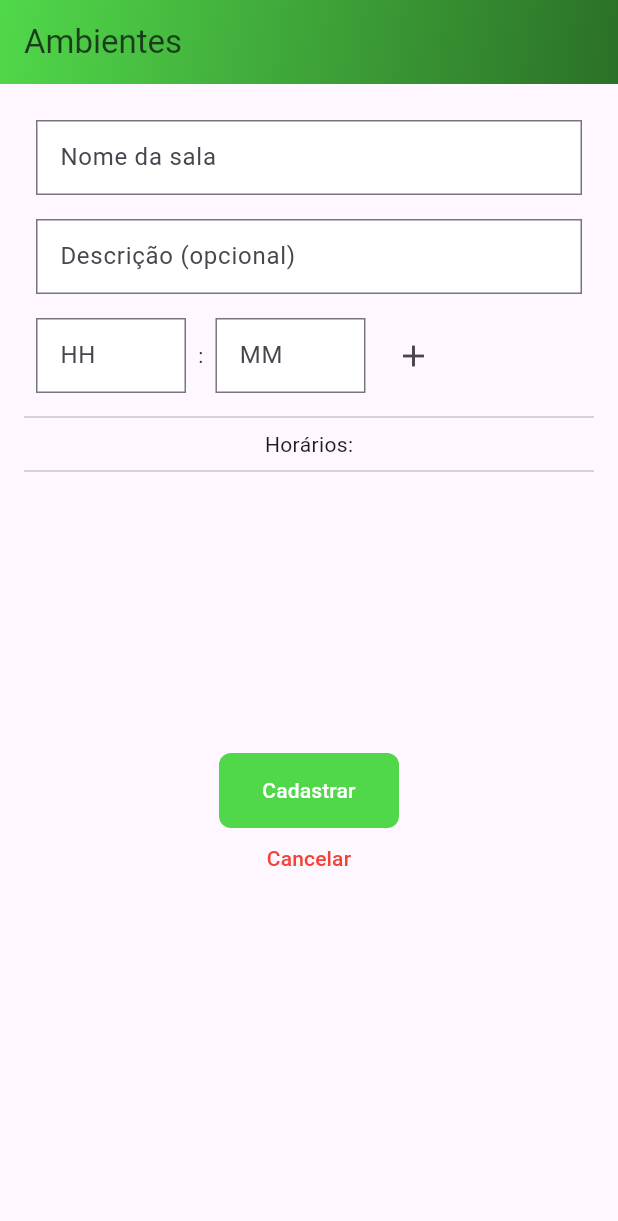
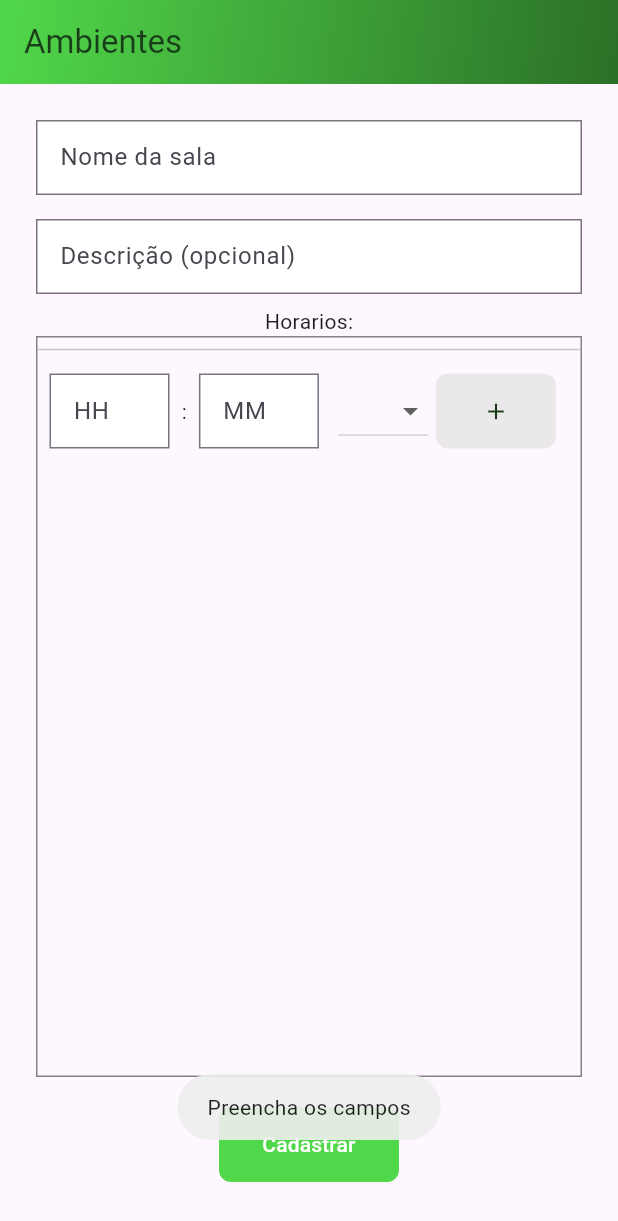
Before and after one commit to Bloco314/IotScrty, a Flutter app: the Enviroment screen opened directly, after a tap on the "add" icon, on a phone screen of 412 x 824 dp. Shown: the top 1221 px of the screen. Run offline on Flutter 3.47's test engine with Material 3 defaults, Android fonts, the phone set to English and light mode, and no system bars; our stand-ins replace carousel_slider, fluttertoast; missing offline and left inert: mobile_scanner.

Commit message:
dias da semana incluido no horario, refactor cadastrar/editar ambiente

```diff
--- a/lib/components/buttons.dart
+++ b/lib/components/buttons.dart
@@ -23,7 +23,6 @@ class GenericButton extends StatelessWidget {
   final Color? textColor;
   final Color? color;
   final double radius;
-  final double? margin;
 
   const GenericButton(
       {super.key,
@@ -35,8 +34,7 @@ class GenericButton extends StatelessWidget {
       this.textColor = Colors.white,
       this.icon,
       this.iconColor = Colors.white,
-      this.radius = 0,
-      this.margin});
+      this.radius = 0});
 
   @override
   Widget build(BuildContext context) {
--- a/lib/components/input_fields.dart
+++ b/lib/components/input_fields.dart
@@ -85,10 +85,10 @@ class HoraMinuto extends StatelessWidget {
   Widget build(BuildContext context) {
     return Row(children: [
       InputHorario(true,
-          labelText: 'HH', controller: hora, width: 100, height: 50),
+          labelText: 'HH', controller: hora, width: 80, height: 50),
       const Text(':'),
       InputHorario(false,
-          labelText: 'MM', controller: minuto, width: 100, height: 50),
+          labelText: 'MM', controller: minuto, width: 80, height: 50),
     ]);
   }
 }
--- a/lib/pages/_environment.dart
+++ b/lib/pages/_environment.dart
@@ -215,6 +215,8 @@ class EnviromentState extends State<Enviroment> {
   final TextEditingController descricao = TextEditingController();
   final TextEditingController hora = TextEditingController();
   final TextEditingController minuto = TextEditingController();
+  final List<String> dias = ['SEG', 'TER', 'QUA', 'QUI', 'SEX', 'SAB', 'DOM'];
+  String dia = ' ';
   List<String> horariosAdicionados = [];
 
   @override
@@ -223,6 +225,7 @@ class EnviromentState extends State<Enviroment> {
     if (!widget.editando) {
       return;
     }
+    dia = dias.first;
     nomeSala.text = widget.envName ?? '';
     fetchData();
   }
@@ -247,6 +250,28 @@ class EnviromentState extends State<Enviroment> {
     }
   }
 
+  void adicionaHorario() {
+    if (hora.text.isNotEmpty && minuto.text.isNotEmpty) {
+      if (horariosAdicionados.contains('${hora.text}:${minuto.text} - $dia')) {
+        Fluttertoast.showToast(msg: 'Este horario já está adicionado');
+      } else {
+        if (int.parse(hora.text) < 10) {
+          hora.text = '0${hora.text}';
+        }
+        if (int.parse(minuto.text) < 10) {
+          minuto.text = '0${minuto.text}';
+        }
+        setState(() {
+          horariosAdicionados.add('${hora.text}:${minuto.text} - $dia');
+          hora.clear();
+          minuto.clear();
+        });
+      }
+    } else {
+      Fluttertoast.showToast(msg: 'Preencha os campos');
+    }
+  }
+
   void excluirHorario(int index) {
     setState(() {
       horariosAdicionados.removeAt(index);
@@ -266,7 +291,11 @@ class EnviromentState extends State<Enviroment> {
             'http://${NetConfig.Link}/env/create/?name=${nomeSala.text}&description=${descricao.text}');
 
     final body = jsonEncode({
-      'list': horariosAdicionados.map((e) => e.replaceAll(':', '')).toList()
+      'list': horariosAdicionados
+          .map((e) => e.replaceAll(':', ''))
+          .toList()
+          .map((e) => e.replaceAll('-', ''))
+          .toList()
     });
 
     try {
@@ -329,61 +358,77 @@ class EnviromentState extends State<Enviroment> {
                 enabled: !widget.editando),
             CampoCadastro(
                 labelText: 'Descrição (opcional)', controller: descricao),
-            Row(
-              children: [
-                HoraMinuto(hora: hora, minuto: minuto),
-                IconButton(
-                  icon: const Icon(Icons.add),
-                  onPressed: () {
-                    if (hora.text.isNotEmpty && minuto.text.isNotEmpty) {
-                      if (horariosAdicionados
-                          .contains('${hora.text}:${minuto.text}')) {
-                        Fluttertoast.showToast(
-                            msg: 'Este horario já está adicionado');
-                      } else {
-                        if (int.parse(hora.text) < 10) {
-                          hora.text = '0${hora.text}';
-                        }
-                        if (int.parse(minuto.text) < 10) {
-                          minuto.text = '0${minuto.text}';
-                        }
-                        setState(() {
-                          horariosAdicionados
-                              .add('${hora.text}:${minuto.text}');
-                          hora.clear();
-                          minuto.clear();
-                        });
-                      }
-                    }
-                  },
-                ),
-              ],
-            ),
-            const Divider(),
-            const Text('Horários:'),
-            const Divider(),
-            SizedBox(
-                height: 180,
-                child: Expanded(
-                    child: ListView.builder(
-                  itemCount: horariosAdicionados.length,
-                  itemBuilder: (context, index) {
+            const Text('Horarios:'),
+            Expanded(
+                child: Container(
+              margin: const EdgeInsets.symmetric(horizontal: 8),
+              decoration:
+                  BoxDecoration(border: Border.all(color: PersonalColors.grey)),
+              child: ListView.builder(
+                itemCount: horariosAdicionados.length + 1,
+                itemBuilder: (context, index) {
+                  if (index < horariosAdicionados.length) {
+                    return Row(
+                      mainAxisAlignment: MainAxisAlignment.spaceBetween,
+                      children: [
+                        Container(
+                          height: 50,
+                          width: 100,
+                          margin: EdgeInsets.only(
+                              left: 8, bottom: 5, top: index == 0 ? 10 : 5),
+                          alignment: Alignment.center,
+                          decoration: BoxDecoration(
+                              border: Border.all(color: PersonalColors.grey)),
+                          child: Text(horariosAdicionados[index]),
+                        ),
+                        GenericButton(
+                          text: '',
+                          icon: Icons.delete,
+                          iconColor: PersonalColors.red,
+                          onPressed: () => excluirHorario(index),
+                        ),
+                      ],
+                    );
+                  } else {
                     return Column(children: [
+                      const Divider(),
                       Row(
-                        mainAxisAlignment: MainAxisAlignment.spaceBetween,
                         children: [
-                          Text(horariosAdicionados[index],
-                              textAlign: TextAlign.center),
-                          IconButton(
-                            icon: const Icon(Icons.delete),
-                            onPressed: () => excluirHorario(index),
+                          HoraMinuto(hora: hora, minuto: minuto),
+                          Container(
+                            margin: const EdgeInsets.symmetric(horizontal: 5),
+                            child: DropdownButton(
+                              value: dia,
+                              items: dias.map((String v) {
+                                return DropdownMenuItem<String>(
+                                  value: v,
+                                  child: Text(v),
+                                );
+                              }).toList(),
+                              onChanged: (String? value) {
+                                setState(() {
+                                  dia = value!;
+                                });
+                              },
+                            ),
+                          ),
+                          GenericButton(
+                            text: '',
+                            width: 80,
+                            icon: Icons.add,
+                            iconColor: PersonalColors.darkerGreen,
+                            textColor: PersonalColors.darkerGreen,
+                            color: PersonalColors.smoothWhite,
+                            onPressed: adicionaHorario,
                           )
                         ],
-                      ),
-                      const Divider()
+                      )
                     ]);
-                  },
-                ))),
+                  }
+                },
+              ),
+            )),
+            const SizedBox(height:20),
             Row(mainAxisAlignment: MainAxisAlignment.center, children: [
               PrimaryButton(
                   text: widget.editando ? 'Atualizar' : 'Cadastrar',
@@ -394,14 +439,7 @@ class EnviromentState extends State<Enviroment> {
                 SecondaryButton(
                     text: 'Excluir Ambiente', onPressed: () => excluir(context))
             ]),
-            const SizedBox(height: 10),
-            GenericButton(
-              text: 'Cancelar',
-              onPressed: () => Navigator.pop(context),
-              color: Colors.transparent,
-              textColor: Colors.red,
-              height: 20,
-            ),
+            const SizedBox(height:20)
           ],
         ),
       ),
```
